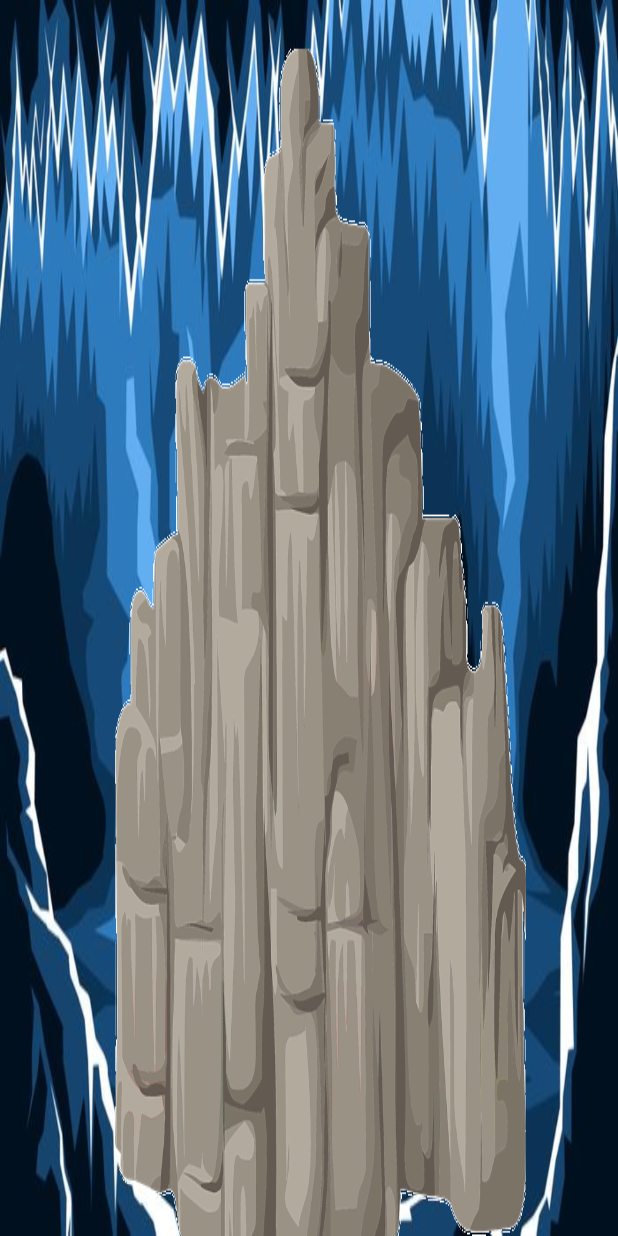
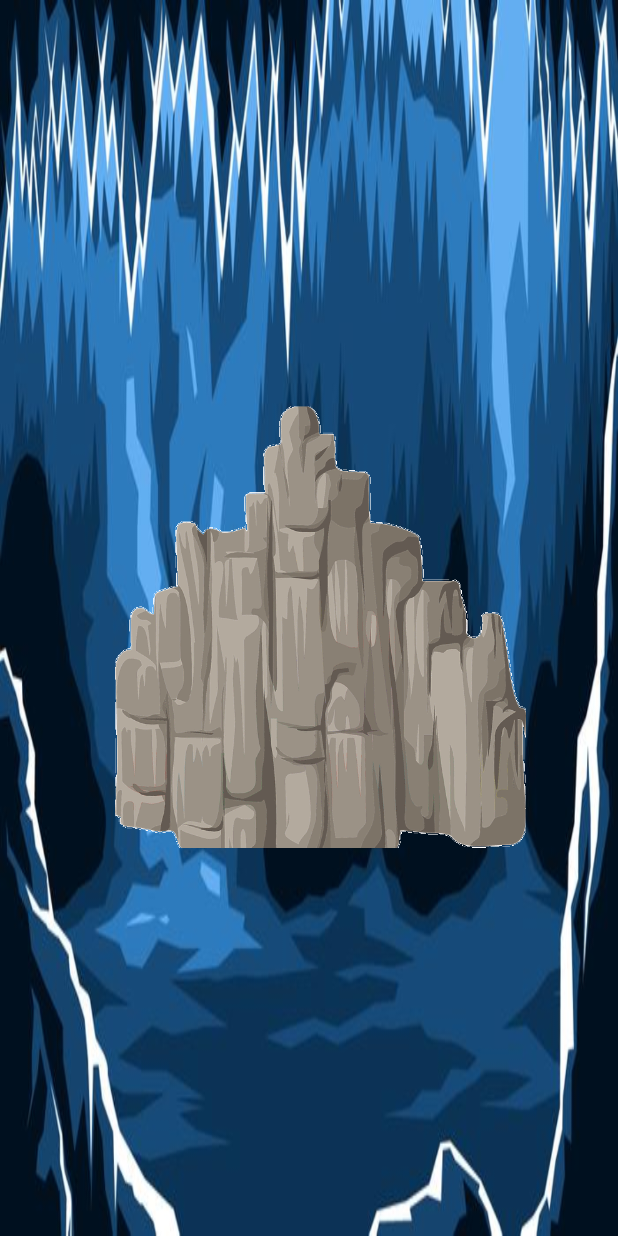
Before and after one commit to ekaitxu/GemCrush, an Android app: the screen it shows after launch (SplashScreen), on a phone screen of 412 x 824 dp. Run offline under Robolectric (Android 15) with nearby library versions, the phone set to English and light mode, and no system bars.

Commit message:
Splash screen pero bien

```diff
--- a/app/src/main/res/layout/activity_splashscreen.xml
+++ b/app/src/main/res/layout/activity_splashscreen.xml
@@ -12,7 +12,7 @@
         android:layout_width="wrap_content"
         android:layout_height="match_parent"
         android:adjustViewBounds="true"
-        android:scaleType="fitXY"
+        android:scaleType="fitCenter"
         android:src="@drawable/animacion"
         app:layout_constraintBottom_toBottomOf="parent"
         app:layout_constraintEnd_toEndOf="parent"
```
